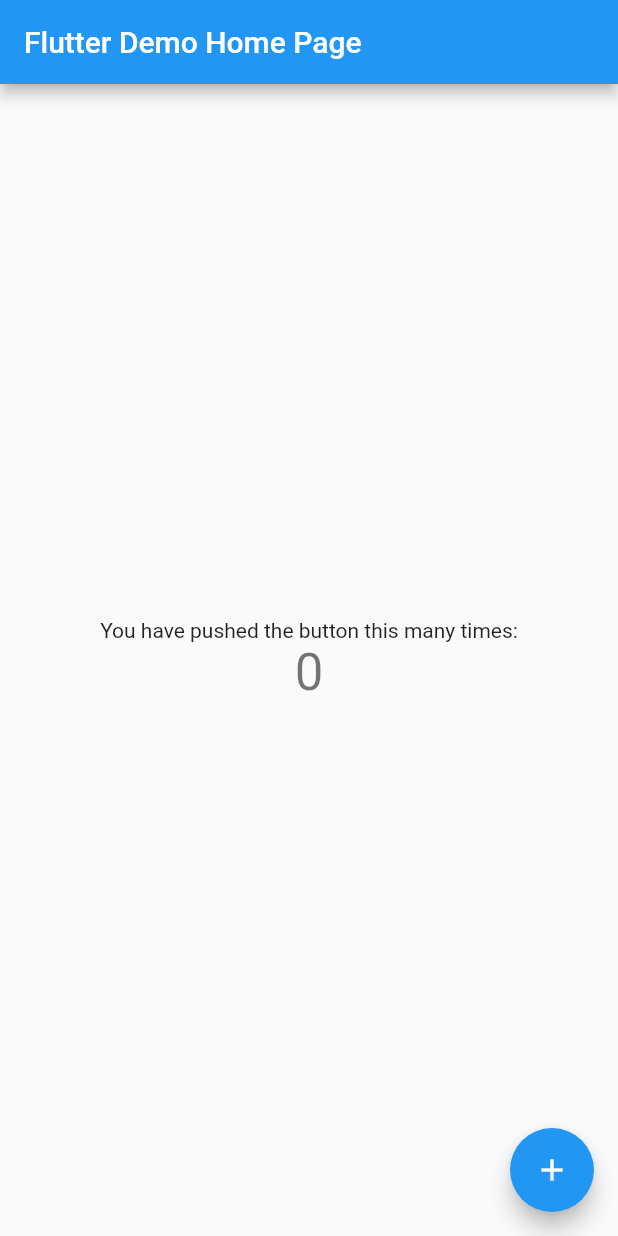
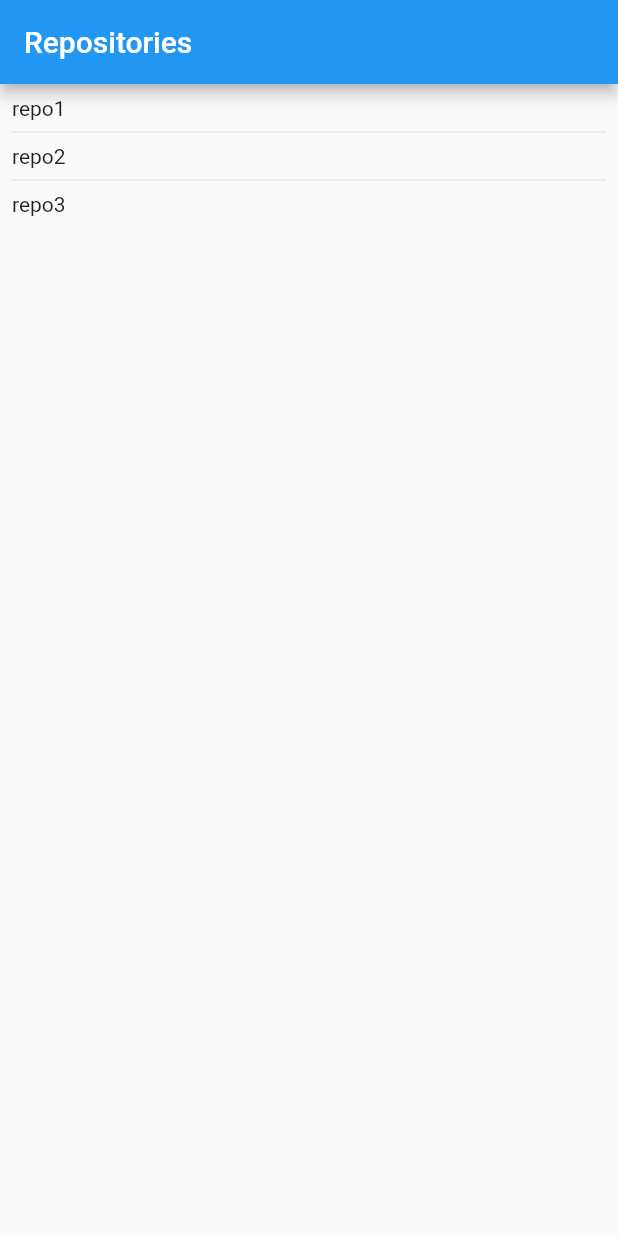
Before and after one commit to knyackiko/flutter-app-gallery, a Flutter app: the screen it shows after launch, on a phone screen of 412 x 824 dp. Run offline on Flutter 3.47's test engine with Material 2 defaults, Android fonts, the phone set to English and light mode, and no system bars; our stand-ins replace flutter_riverpod, font_awesome_flutter, freezed_annotation, smooth_page_indicator.

Commit message:
Add repo_list_page

```diff
--- a/github_repo_app/lib/main.dart
+++ b/github_repo_app/lib/main.dart
@@ -1,115 +1,22 @@
 import 'package:flutter/material.dart';
+import 'package:flutter_riverpod/flutter_riverpod.dart';
+import 'package:github_repo_app/view/repo_list_page/repo_list_page.dart';
 
 void main() {
-  runApp(const MyApp());
+  runApp(const ProviderScope(child: MyApp()));
 }
 
 class MyApp extends StatelessWidget {
   const MyApp({Key? key}) : super(key: key);
 
-  // This widget is the root of your application.
   @override
   Widget build(BuildContext context) {
     return MaterialApp(
-      title: 'Flutter Demo',
+      title: 'An app to show GitHub repositories',
       theme: ThemeData(
-        // This is the theme of your application.
-        //
-        // Try running your application with "flutter run". You'll see the
-        // application has a blue toolbar. Then, without quitting the app, try
-        // changing the primarySwatch below to Colors.green and then invoke
-        // "hot reload" (press "r" in the console where you ran "flutter run",
-        // or simply save your changes to "hot reload" in a Flutter IDE).
-        // Notice that the counter didn't reset back to zero; the application
-        // is not restarted.
         primarySwatch: Colors.blue,
       ),
-      home: const MyHomePage(title: 'Flutter Demo Home Page'),
+      home: const RepoListPage(title: 'Repositories'),
     );
   }
 }
-
-class MyHomePage extends StatefulWidget {
-  const MyHomePage({Key? key, required this.title}) : super(key: key);
-
-  // This widget is the home page of your application. It is stateful, meaning
-  // that it has a State object (defined below) that contains fields that affect
-  // how it looks.
-
-  // This class is the configuration for the state. It holds the values (in this
-  // case the title) provided by the parent (in this case the App widget) and
-  // used by the build method of the State. Fields in a Widget subclass are
-  // always marked "final".
-
-  final String title;
-
-  @override
-  State<MyHomePage> createState() => _MyHomePageState();
-}
-
-class _MyHomePageState extends State<MyHomePage> {
-  int _counter = 0;
-
-  void _incrementCounter() {
-    setState(() {
-      // This call to setState tells the Flutter framework that something has
-      // changed in this State, which causes it to rerun the build method below
-      // so that the display can reflect the updated values. If we changed
-      // _counter without calling setState(), then the build method would not be
-      // called again, and so nothing would appear to happen.
-      _counter++;
-    });
-  }
-
-  @override
-  Widget build(BuildContext context) {
-    // This method is rerun every time setState is called, for instance as done
-    // by the _incrementCounter method above.
-    //
-    // The Flutter framework has been optimized to make rerunning build methods
-    // fast, so that you can just rebuild anything that needs updating rather
-    // than having to individually change instances of widgets.
-    return Scaffold(
-      appBar: AppBar(
-        // Here we take the value from the MyHomePage object that was created by
-        // the App.build method, and use it to set our appbar title.
-        title: Text(widget.title),
-      ),
-      body: Center(
-        // Center is a layout widget. It takes a single child and positions it
-        // in the middle of the parent.
-        child: Column(
-          // Column is also a layout widget. It takes a list of children and
-          // arranges them vertically. By default, it sizes itself to fit its
-          // children horizontally, and tries to be as tall as its parent.
-          //
-          // Invoke "debug painting" (press "p" in the console, choose the
-          // "Toggle Debug Paint" action from the Flutter Inspector in Android
-          // Studio, or the "Toggle Debug Paint" command in Visual Studio Code)
-          // to see the wireframe for each widget.
-          //
-          // Column has various properties to control how it sizes itself and
-          // how it positions its children. Here we use mainAxisAlignment to
-          // center the children vertically; the main axis here is the vertical
-          // axis because Columns are vertical (the cross axis would be
-          // horizontal).
-          mainAxisAlignment: MainAxisAlignment.center,
-          children: <Widget>[
-            const Text(
-              'You have pushed the button this many times:',
-            ),
-            Text(
-              '$_counter',
-              style: Theme.of(context).textTheme.headline4,
-            ),
-          ],
-        ),
-      ),
-      floatingActionButton: FloatingActionButton(
-        onPressed: _incrementCounter,
-        tooltip: 'Increment',
-        child: const Icon(Icons.add),
-      ), // This trailing comma makes auto-formatting nicer for build methods.
-    );
-  }
-}
--- /dev/null
+++ b/github_repo_app/lib/view/repo_list_page/repo_list_page.dart
@@ -0,0 +1,27 @@
+import 'package:flutter/material.dart';
+import 'package:flutter_riverpod/flutter_riverpod.dart';
+import 'package:github_repo_app/view_model/repo_list_page/repo_list_page_view_model.dart';
+
+class RepoListPage extends ConsumerWidget {
+  const RepoListPage({Key? key, required this.title}) : super(key: key);
+  final String title;
+
+  @override
+  Widget build(BuildContext context, ScopedReader watch) {
+    final repoListPageState = watch(repoListPageViewModelProvider);
+
+    return Scaffold(
+      appBar: AppBar(
+        title: Text(title),
+      ),
+      body: ListView.separated(
+        physics: const AlwaysScrollableScrollPhysics(),
+        padding: const EdgeInsets.all(8),
+        itemCount: repoListPageState.repositories.length,
+        itemBuilder: (BuildContext context, int index) =>
+            Text(repoListPageState.repositories[index].name),
+        separatorBuilder: (BuildContext context, int index) => const Divider(),
+      ),
+    );
+  }
+}
--- /dev/null
+++ b/github_repo_app/lib/view_model/repo_list_page/repo_list_page_view_model.dart
@@ -0,0 +1,21 @@
+import 'package:flutter_riverpod/flutter_riverpod.dart';
+import 'package:github_repo_app/model/repository/repo_repository.dart';
+import 'package:github_repo_app/view_model/repo_list_page/repo_list_page_state.dart';
+
+final repoListPageViewModelProvider =
+    StateNotifierProvider<RepoListPageViewModel, RepoListPageState>(
+        (ref) => RepoListPageViewModel(ref));
+
+class RepoListPageViewModel extends StateNotifier<RepoListPageState> {
+  RepoListPageViewModel(ref) : super(RepoListPageState()) {
+    repoRepository = ref.read(repoRepositoryProvider);
+    updateRepositories();
+  }
+
+  late final RepoRepository repoRepository;
+
+  updateRepositories() async {
+    final repositories = await repoRepository.fetch();
+    state = state.copyWith(repositories: repositories);
+  }
+}
--- a/github_repo_app/pubspec.yaml
+++ b/github_repo_app/pubspec.yaml
@@ -34,6 +34,9 @@
   # The following adds the Cupertino Icons font to your application.
   # Use with the CupertinoIcons class for iOS style icons.
   cupertino_icons: ^1.0.2
+  freezed_annotation: ^0.14.3
+  flutter_riverpod: ^0.14.0+3
+  state_notifier: ^0.7.1
 
 dev_dependencies:
   flutter_test:
@@ -45,6 +48,9 @@
   # package. See that file for information about deactivating specific lint
   # rules and activating additional ones.
   flutter_lints: ^1.0.0
+  freezed: ^0.14.5
+  build_runner: ^2.1.2
+  json_serializable: ^5.0.0
 
 # For information on the generic Dart part of this file, see the
 # following page: https://dart.dev/tools/pub/pubspec
```
Also changed, not shown: github_repo_app/analysis_options.yaml (+7 -0 lines), github_repo_app/build.yaml (added, +7 -0 lines), github_repo_app/lib/model/entity/repo/repo.dart (added, +13 -0 lines), github_repo_app/lib/model/repository/repo_repository.dart (added, +13 -0 lines), github_repo_app/lib/view_model/repo_list_page/repo_list_page_state.dart (added, +11 -0 lines), github_repo_app/lib/model/entity/repo/repo.freezed.dart (added), github_repo_app/lib/model/entity/repo/repo.g.dart (added), github_repo_app/lib/view_model/repo_list_page/repo_list_page_state.freezed.dart (added), github_repo_app/pubspec.lock.
